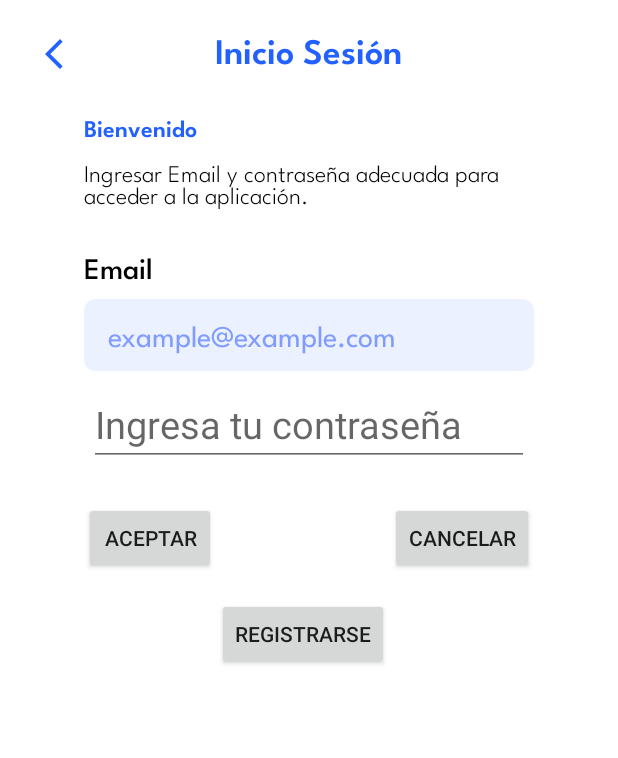
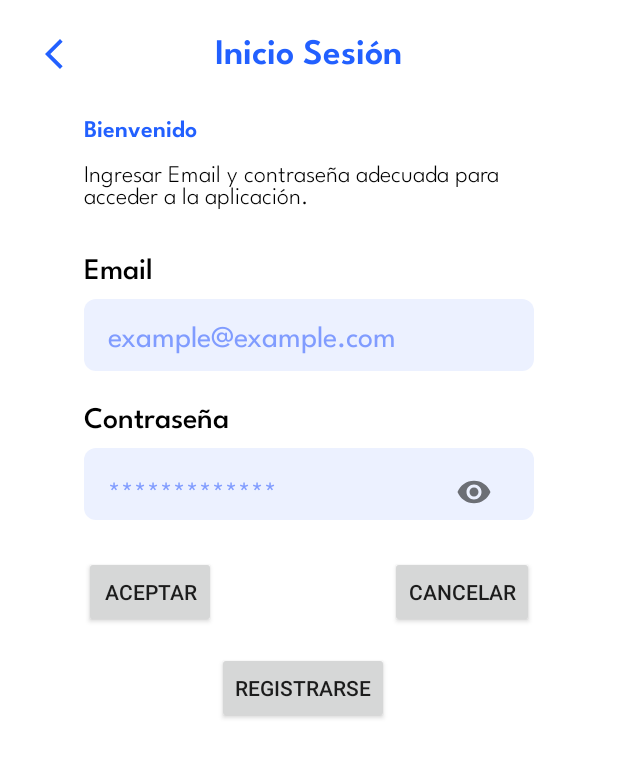
Before and after one commit to DavidBarragann/Pillware, an Android app built with Jetpack Compose: the screen it shows after launch (LoginActivity), on a phone screen of 412 x 824 dp. Shown: the top 758 px of the screen. Run offline under Robolectric (Android 15) with nearby library versions, the phone set to English and light mode, and no system bars; our stand-ins replace Firebase (no records; nobody signed in at launch, a user with empty details on screens opened directly).

Commit message:
cambios interfaz login

```diff
--- a/app/src/main/res/layout/activity_login.xml
+++ b/app/src/main/res/layout/activity_login.xml
@@ -88,20 +88,46 @@
         app:layout_constraintStart_toStartOf="parent"
         app:layout_constraintTop_toBottomOf="@+id/emailtit" />
 
-    <EditText
-        android:id="@+id/pass"
+    <TextView
+        android:id="@+id/textView"
         android:layout_width="wrap_content"
         android:layout_height="wrap_content"
-        android:layout_marginTop="8dp"
-        android:ems="10"
-        android:hint="Ingresa tu contraseña"
-        android:inputType="textPassword"
-        android:textSize="25sp"
-        app:layout_constraintEnd_toEndOf="@+id/usuario"
+        android:layout_marginTop="16dp"
+        android:text="Contraseña"
+        android:fontFamily="@font/leaguespartanmedium"
+        android:textColor="@color/text"
+        android:textSize="20sp"
         app:layout_constraintStart_toStartOf="@+id/usuario"
         app:layout_constraintTop_toBottomOf="@+id/usuario" />
 
-    <Button
+    <com.google.android.material.textfield.TextInputLayout
+        android:id="@+id/textInputLayoutPassword"
+        android:layout_width="0dp"
+        android:layout_height="48sp"
+    android:layout_marginTop="8dp"
+    app:layout_constraintEnd_toEndOf="@+id/usuario"
+    app:layout_constraintStart_toStartOf="@+id/usuario"
+    app:layout_constraintTop_toBottomOf="@+id/textView"
+    android:background="@drawable/containertext"
+    app:endIconMode="password_toggle"
+    android:textColorHint="@color/lightpurpletext">
+
+        <com.google.android.material.textfield.TextInputEditText
+            android:id="@+id/pass"
+            android:layout_width="match_parent"
+            android:layout_height="match_parent"
+            android:paddingTop="6dp"
+            android:background="@null"
+            android:fontFamily="@font/leaguespartanregular"
+            android:gravity="center_vertical"
+            android:hint="*************"
+            android:inputType="textPassword"
+            android:textColor="@color/lightpurpletext"
+            android:textSize="20sp" />
+    </com.google.android.material.textfield.TextInputLayout>
+
+
+<Button
         android:id="@+id/aceptar"
         android:layout_width="wrap_content"
         android:layout_height="wrap_content"
@@ -109,7 +135,7 @@
         android:layout_marginTop="24dp"
         android:text="Aceptar"
         app:layout_constraintStart_toStartOf="parent"
-        app:layout_constraintTop_toBottomOf="@+id/pass" />
+        app:layout_constraintTop_toBottomOf="@+id/textInputLayoutPassword" />
 
     <Button
         android:id="@+id/cancel"
@@ -119,7 +145,7 @@
         android:layout_marginEnd="56dp"
         android:text="Cancelar"
         app:layout_constraintEnd_toEndOf="parent"
-        app:layout_constraintTop_toBottomOf="@+id/pass" />
+        app:layout_constraintTop_toBottomOf="@+id/textInputLayoutPassword" />
 
     <Button
         android:id="@+id/Registrarse"
@@ -131,5 +157,4 @@
         app:layout_constraintStart_toEndOf="@+id/aceptar"
         app:layout_constraintTop_toBottomOf="@+id/aceptar" />
 
-
 </androidx.constraintlayout.widget.ConstraintLayout>
```
